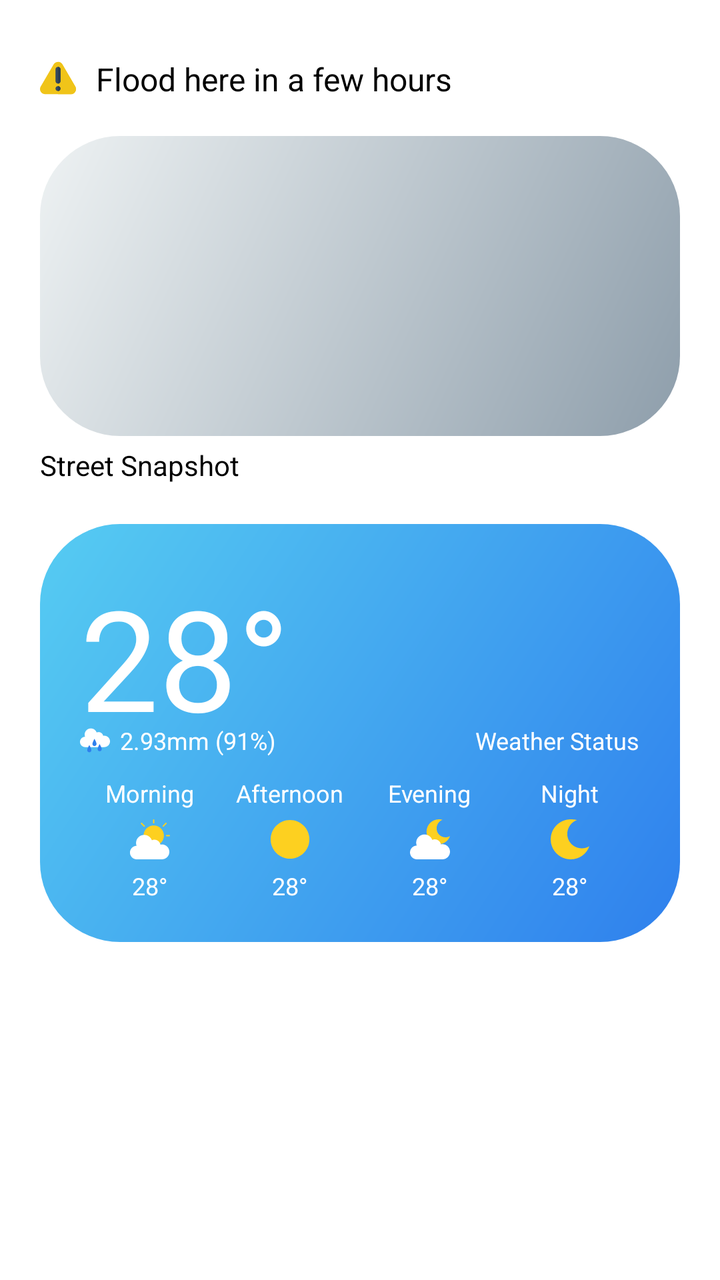
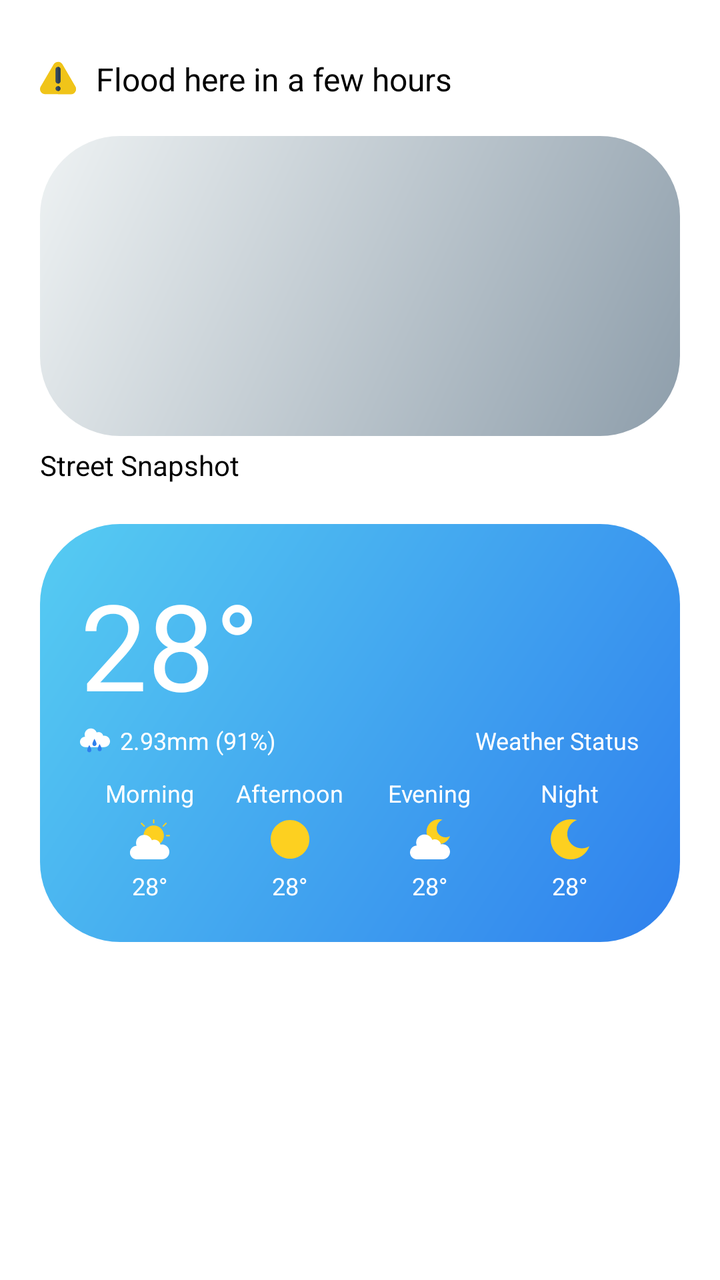

Screens rendered from an Android XML layout before and after an edit, with the pre-edit source and the edit as a unified diff.
<!-- AndroidManifest.xml: application theme Theme.Overseer -->
<!-- res/layout/fragment_floodforecast_detailed.xml -->
<?xml version="1.0" encoding="utf-8"?>
<androidx.constraintlayout.widget.ConstraintLayout
    xmlns:android="http://schemas.android.com/apk/res/android"
    xmlns:app="http://schemas.android.com/apk/res-auto"
    xmlns:tools="http://schemas.android.com/tools"
    android:orientation="vertical"
    android:layout_width="match_parent"
    android:layout_height="wrap_content"
    android:paddingTop="@dimen/dp_10"
    android:paddingBottom="@dimen/dp_20">
    <ImageButton
        android:id="@+id/forecast_btn_back"
        android:layout_width="wrap_content"
        android:layout_height="wrap_content"
        android:src="@drawable/ic_arrow_left_20dp"
        app:layout_constraintTop_toTopOf="parent"
        app:layout_constraintLeft_toLeftOf="parent"
        android:layout_marginTop="@dimen/dp_30"
        android:layout_marginStart="@dimen/dp_20"
        android:background="@color/white"
        android:contentDescription="@string/back_button"
        android:visibility="gone"/>
    <ImageButton
        android:id="@+id/forecast_btn_close"
        android:layout_width="wrap_content"
        android:layout_height="wrap_content"
        android:src="@drawable/ic_close_20dp"
        app:layout_constraintTop_toTopOf="parent"
        app:layout_constraintRight_toRightOf="parent"
        android:layout_marginTop="@dimen/dp_30"
        android:layout_marginEnd="@dimen/dp_20"
        android:background="@color/white"
        android:contentDescription="@string/close_button"
        android:visibility="gone"/>

    <androidx.core.widget.NestedScrollView
        android:layout_width="match_parent"
        android:layout_height="wrap_content"
        app:layout_constraintTop_toBottomOf="@id/forecast_btn_back"
        android:layout_marginTop="@dimen/dp_20"
        android:layout_marginHorizontal="10dp">
        <androidx.constraintlayout.widget.ConstraintLayout
            android:layout_width="match_parent"
            android:layout_height="wrap_content">
            <ImageView
                android:id="@+id/ic_warning"
                android:layout_width="wrap_content"
                android:layout_height="wrap_content"
                android:src="@drawable/ic_warning_20dp"
                app:layout_constraintLeft_toLeftOf="parent"
                app:layout_constraintTop_toTopOf="parent"
                android:layout_marginStart="@dimen/dp_10"
                android:contentDescription="@string/warning_icon"/>
            <TextView
                android:id="@+id/forecast_tv_warning"
                android:layout_width="wrap_content"
                android:layout_height="wrap_content"
                android:text="@string/flood_here"
                android:textColor="@color/black"
                app:layout_constraintLeft_toRightOf="@id/ic_warning"
                app:layout_constraintTop_toTopOf="@id/ic_warning"
                app:layout_constraintBottom_toBottomOf="@id/ic_warning"
                android:textSize="@dimen/sp_16"
                android:layout_marginStart="@dimen/dp_10"/>
            <RelativeLayout
                android:id="@+id/iv_forecast_loc_container"
                android:layout_width="match_parent"
                android:layout_height="wrap_content"
                app:layout_constraintTop_toBottomOf="@id/ic_warning"
                android:layout_marginTop="20dp"
                android:layout_marginHorizontal="10dp">

                <ImageView
                    android:id="@+id/forecast_iv_street"
                    android:layout_width="match_parent"
                    android:layout_height="@dimen/dp_150"
                    android:layout_centerInParent="true"
                    android:background="@drawable/bg_street"
                    android:contentDescription="@string/street_snapshot" />

                <ProgressBar
                    android:id="@+id/forecast_pb_street"
                    android:layout_width="wrap_content"
                    android:layout_height="wrap_content"
                    android:layout_centerInParent="true"
                    android:indeterminateTint="@color/white" />
            </RelativeLayout>
            <TextView
                android:id="@+id/forecast_tv_location"
                android:layout_width="match_parent"
                android:layout_height="wrap_content"
                android:text="@string/street_snapshot"
                android:textColor="@color/black"
                android:textSize="@dimen/sp_14"
                app:layout_constraintTop_toBottomOf="@id/iv_forecast_loc_container"
                app:layout_constraintLeft_toLeftOf="parent"
                android:layout_marginTop="@dimen/dp_5"
                android:layout_marginHorizontal="@dimen/dp_10"/>
            <TableLayout
                android:id="@+id/weatherTable"
                android:layout_width="match_parent"
                android:layout_height="wrap_content"
                app:layout_constraintTop_toBottomOf="@id/forecast_tv_location"
                android:background="@drawable/bg_weather"
                android:layout_marginTop="@dimen/dp_20"
                android:padding="@dimen/dp_20"
                android:layout_marginHorizontal="@dimen/dp_10">
                <TableRow android:weightSum="2">
                    <LinearLayout
                        android:orientation="vertical"
                        android:layout_column="0"
                        android:layout_weight="1"
                        android:gravity="start"
                        android:layout_height="match_parent">
                        <TextView
                            android:id="@+id/forecast_tv_temp"
                            android:layout_width="wrap_content"
                            android:layout_height="80dp"
                            android:text="@string/degree_celsius"
                            android:textSize="@dimen/sp_70"
                            android:textColor="@color/white"
                            android:gravity="center"/>
                        <TextView
                            android:id="@+id/forecast_tv_rain"
                            android:layout_width="wrap_content"
                            android:layout_height="wrap_content"
                            android:text="@string/rainfall"
                            android:textSize="@dimen/sp_12"
                            android:textColor="@color/white"
                            android:drawablePadding="@dimen/dp_5"
                            android:drawableStart="@drawable/ic_rain_15dp"
                            tools:ignore="UseCompatTextViewDrawableXml" />
                    </LinearLayout>
                    <LinearLayout
                        android:orientation="vertical"
                        android:layout_column="1"
                        android:layout_weight="1"
                        android:gravity="end">
                        <RelativeLayout
                            android:layout_height="wrap_content"
                            android:layout_width="wrap_content">

                            <ImageView
                                android:id="@+id/forecast_iv_weather"
                                android:layout_width="@dimen/dp_80"
                                android:layout_height="@dimen/dp_80"
                                android:layout_centerInParent="true"
                                android:contentDescription="@string/weather_icon" />

                            <ProgressBar
                                android:id="@+id/forecast_pb_weather"
                                android:layout_width="wrap_content"
                                android:layout_height="wrap_content"
                                android:layout_centerInParent="true"
                                android:indeterminateTint="@color/white" />
                        </RelativeLayout>
                        <TextView
                            android:id="@+id/forecast_tv_weather_status"
                            android:layout_width="wrap_content"
                            android:layout_height="wrap_content"
                            android:text="@string/weather_status"
                            android:textSize="@dimen/sp_12"
                            android:textColor="@color/white"/>
                    </LinearLayout>
                </TableRow>

                <TableRow android:weightSum="4" android:layout_marginTop="@dimen/dp_10">
                    <LinearLayout
                        android:orientation="vertical"
                        android:layout_column="0"
                        android:layout_weight="1"
                        android:layout_width="0dp"
                        android:gravity="center|top">
                        <TextView
                            android:layout_width="wrap_content"
                            android:layout_height="wrap_content"
                            android:text="@string/morning"
                            android:textSize="@dimen/sp_12"
                            android:textColor="@color/white"/>
                        <ImageView
                            android:layout_width="wrap_content"
                            android:layout_height="wrap_content"
                            android:src="@drawable/ic_morning_20dp"
                            android:layout_marginTop="@dimen/dp_5"
                            android:contentDescription="@string/morning"/>
                        <TextView
                            android:id="@+id/forecast_tv_morning"
                            android:layout_width="wrap_content"
                            android:layout_height="wrap_content"
                            android:text="@string/degree_celsius"
                            android:textSize="@dimen/sp_12"
                            android:textColor="@color/white"
                            android:layout_marginTop="@dimen/dp_5"/>
                    </LinearLayout>
                    <LinearLayout
                        android:orientation="vertical"
                        android:layout_weight="1"
                        android:layout_column="1"
                        android:gravity="center|top"
                        android:layout_width="0dp">
                        <TextView
                            android:layout_width="wrap_content"
                            android:layout_height="wrap_content"
                            android:text="@string/afternoon"
                            android:textSize="@dimen/sp_12"
                            android:textColor="@color/white"/>
                        <ImageView
                            android:layout_width="wrap_content"
                            android:layout_height="wrap_content"
                            android:src="@drawable/ic_afternoon_20dp"
                            android:layout_marginTop="@dimen/dp_5"
                            android:contentDescription="@string/afternoon"/>
                        <TextView
                            android:id="@+id/forecast_tv_afternoon"
                            android:layout_width="wrap_content"
                            android:layout_height="wrap_content"
                            android:text="@string/degree_celsius"
                            android:textSize="@dimen/sp_12"
                            android:textColor="@color/white"
                            android:layout_marginTop="@dimen/dp_5"/>
                    </LinearLayout>
                    <LinearLayout
                        android:orientation="vertical"
                        android:layout_weight="1"
                        android:layout_column="2"
                        android:layout_width="0dp"
                        android:gravity="center|top">
                        <TextView
                            android:layout_width="wrap_content"
                            android:layout_height="wrap_content"
                            android:text="@string/evening"
                            android:textSize="@dimen/sp_12"
                            android:textColor="@color/white"/>
                        <ImageView
                            android:layout_width="wrap_content"
                            android:layout_height="wrap_content"
                            android:src="@drawable/ic_evening_20dp"
                            android:layout_marginTop="@dimen/dp_5"
                            android:contentDescription="@string/evening"/>
                        <TextView
                            android:id="@+id/forecast_tv_evening"
                            android:layout_width="wrap_content"
                            android:layout_height="wrap_content"
                            android:text="@string/degree_celsius"
                            android:textSize="@dimen/sp_12"
                            android:textColor="@color/white"
                            android:layout_marginTop="@dimen/dp_5"/>
                    </LinearLayout>
                    <LinearLayout
                        android:orientation="vertical"
                        android:layout_weight="1"
                        android:layout_column="4"
                        android:layout_width="0dp"
                        android:gravity="center|top">
                        <TextView
                            android:layout_width="wrap_content"
                            android:layout_height="wrap_content"
                            android:text="@string/night"
                            android:textSize="@dimen/sp_12"
                            android:textColor="@color/white"/>
                        <ImageView
                            android:layout_width="wrap_content"
                            android:layout_height="wrap_content"
                            android:src="@drawable/ic_night_20dp"
                            android:layout_marginTop="@dimen/dp_5"
                            android:contentDescription="@string/night"/>
                        <TextView
                            android:id="@+id/forecast_tv_night"
                            android:layout_width="wrap_content"
                            android:layout_height="wrap_content"
                            android:text="@string/degree_celsius"
                            android:textSize="@dimen/sp_12"
                            android:textColor="@color/white"
                            android:layout_marginTop="@dimen/dp_5"/>
                    </LinearLayout>
                </TableRow>
            </TableLayout>
        </androidx.constraintlayout.widget.ConstraintLayout>
    </androidx.core.widget.NestedScrollView>
</androidx.constraintlayout.widget.ConstraintLayout>
<!-- resources referenced by this layout -->
<resources>
  <color name="black">#FF000000</color>
  <color name="white">#FFFFFFFF</color>
  <dimen name="dp_10">10dp</dimen>
  <dimen name="dp_150">150dp</dimen>
  <dimen name="dp_20">20dp</dimen>
  <dimen name="dp_30">30dp</dimen>
  <dimen name="dp_5">5dp</dimen>
  <dimen name="dp_80">80dp</dimen>
  <dimen name="sp_12">12sp</dimen>
  <dimen name="sp_14">14sp</dimen>
  <dimen name="sp_16">16sp</dimen>
  <dimen name="sp_70">70sp</dimen>
  <!-- drawable bg_street (drawable-v24) -->
  <shape
      xmlns:android="http://schemas.android.com/apk/res/android"
      android:shape="rectangle">
  
      <corners android:radius="40dp" />
      <solid android:color="#dedede" />
      <gradient
          android:angle="135"
          android:startColor="#8e9eab"
          android:endColor="#eef2f3"
          android:type="linear" />
  </shape>
  <!-- drawable bg_weather (drawable-v24) -->
  <shape
      xmlns:android="http://schemas.android.com/apk/res/android"
      android:shape="rectangle">
  
      <corners android:radius="40dp" />
      <solid android:color="#dedede" />
      <gradient
          android:angle="135"
          android:startColor="#2F80ED"
          android:endColor="#56CCF2"
          android:type="linear" />
  </shape>
  <!-- drawable ic_afternoon_20dp (drawable) -->
  <vector android:height="20dp" android:viewportHeight="512"
      android:viewportWidth="512" android:width="20dp" xmlns:android="http://schemas.android.com/apk/res/android">
      <path android:fillColor="#fdd020" android:pathData="M256,8C119,8 8,119 8,256s111,248 248,248 248,-111 248,-248S393,8 256,8z"/>
  </vector>
  <!-- drawable ic_arrow_left_20dp (drawable) -->
  <vector android:height="20dp" android:viewportHeight="512"
      android:viewportWidth="448" android:width="17.5dp" xmlns:android="http://schemas.android.com/apk/res/android">
      <path android:fillColor="@color/grey_900" android:pathData="M257.5,445.1l-22.2,22.2c-9.4,9.4 -24.6,9.4 -33.9,0L7,273c-9.4,-9.4 -9.4,-24.6 0,-33.9L201.4,44.7c9.4,-9.4 24.6,-9.4 33.9,0l22.2,22.2c9.5,9.5 9.3,25 -0.4,34.3L136.6,216H424c13.3,0 24,10.7 24,24v32c0,13.3 -10.7,24 -24,24H136.6l120.5,114.8c9.8,9.3 10,24.8 0.4,34.3z"/>
  </vector>
  <string name="afternoon">Afternoon</string>
  <string name="back_button">Back Button</string>
  <string name="close_button">Close Button</string>
  <string name="degree_celsius">28°</string>
  <string name="evening">Evening</string>
  <string name="flood_here">Flood here in a few hours</string>
  <string name="morning">Morning</string>
  <string name="night">Night</string>
  <string name="rainfall">2.93mm (91%)</string>
  <string name="street_snapshot">Street Snapshot</string>
  <string name="warning_icon">Warning Icon</string>
  <string name="weather_icon">Weather Icon</string>
  <string name="weather_status">Weather Status</string>
  <color name="grey_900">#424242</color>
  <color name="main_color">#3498DB</color>
  <color name="main_dark">#2980B9</color>
  <style name="AppBottomSheetDialogTheme" parent="Theme.Design.Light.BottomSheetDialog">
          <item name="bottomSheetStyle">@style/AppModalStyle</item>
      </style>
  <style name="AppModalStyle" parent="Widget.Design.BottomSheet.Modal">
          <item name="android:background">@drawable/card_rounded_top</item>
      </style>
  <!-- drawable card_rounded_top (drawable-v24) -->
  <shape
      xmlns:android="http://schemas.android.com/apk/res/android"
      android:shape="rectangle">
  
      <corners android:topRightRadius="40dp" android:topLeftRadius="40dp" />
      <solid android:color="@android:color/white" />
  </shape>
  <!-- unchanged entries left out for length: 7 -->
</resources>

<!-- the commit's change to res/layout/fragment_floodforecast_detailed.xml (unified diff, before → after) -->
@@ -117,7 +117,7 @@
                             android:layout_width="wrap_content"
                             android:layout_height="80dp"
                             android:text="@string/degree_celsius"
-                            android:textSize="@dimen/sp_70"
+                            android:textSize="@dimen/sp_60"
                             android:textColor="@color/white"
                             android:gravity="center"/>
                         <TextView
<!-- resource entries referenced after the edit -->
@@ -11,7 +11,7 @@
   <dimen name="sp_12">12sp</dimen>
   <dimen name="sp_14">14sp</dimen>
   <dimen name="sp_16">16sp</dimen>
-  <dimen name="sp_70">70sp</dimen>
+  <dimen name="sp_60">60sp</dimen>
   <!-- drawable bg_street (drawable-v24) -->
   <shape
       xmlns:android="http://schemas.android.com/apk/res/android"
